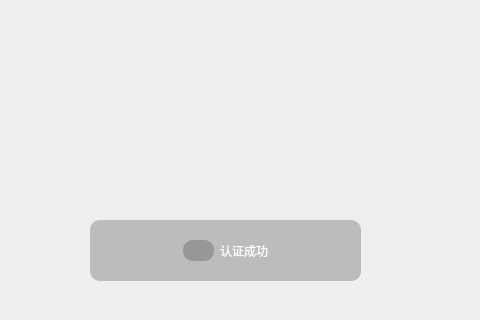
Before: the Qt Designer form src/seetface.ui in dsankdnasldas/chengdiejihua, drawn with Qt 5; both pictures show x 0 to 480 and y 160 to 480 of the 800 by 480 pixel window.
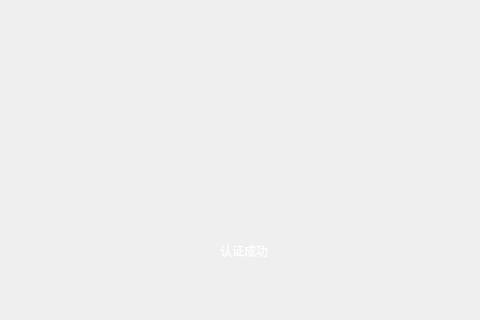
After: the same form once the commit is applied. Icons and pictures are not drawn.

```diff
--- a/src/seetface.ui
+++ b/src/seetface.ui
@@ -37,7 +37,7 @@
      </property>
      <property name="styleSheet">
       <string notr="true">border-radius:10px;
-background-color: rgba(49, 50, 54,69);</string>
+background-color: rgba(0, 0, 0,0);</string>
      </property>
      <layout class="QHBoxLayout" name="horizontalLayout_2">
       <item>
```
Left out of the diff: 2 changed lines with no effect on the pictures.
